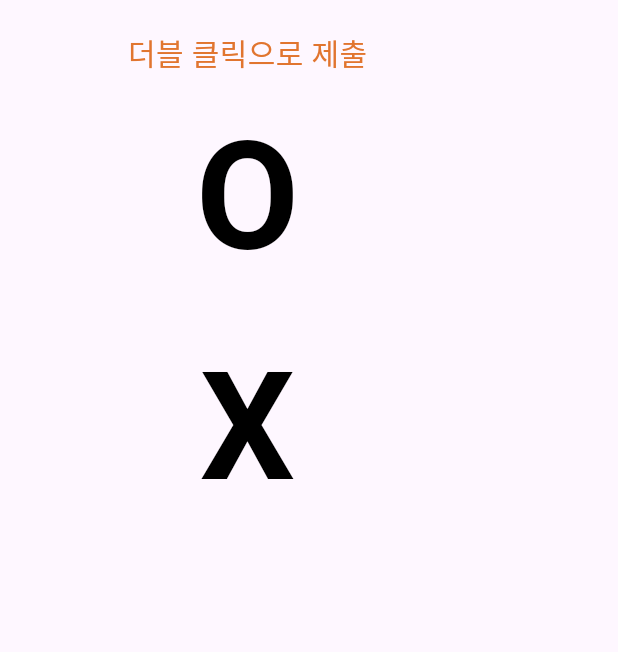
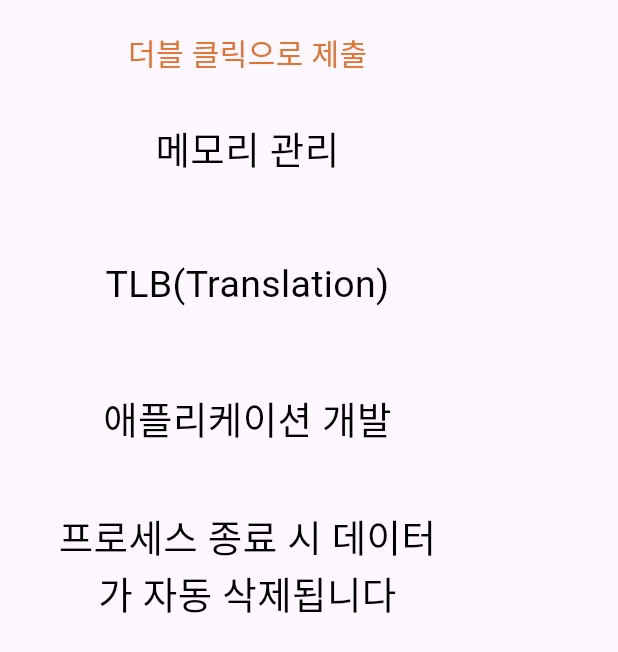
Before and after one commit to CSOneCup/CsOneCup-client, a Flutter app: the QuizpageAnswerlist widget shown alone on an empty page, opened directly, on a phone screen of 412 x 824 dp. Shown: the top 652 px of the screen. Run offline on Flutter 3.47's test engine with Material 3 defaults, Android fonts, the phone set to English and light mode, and no system bars; our stand-ins replace flip_card.

Commit message:
update : 레이아웃 약간 변경

```diff
--- a/lib/features/quiz/quizepage.dart
+++ b/lib/features/quiz/quizepage.dart
@@ -74,7 +74,12 @@ class _QuizPageState extends State<QuizPage> {
             ),
             const Center(
               child: QuizpageAnswerlist(
-                answerList: ['O', 'X'],
+                answerList: [
+                  '메모리 관리',
+                  'TLB(Translation)',
+                  '애플리케이션 개발',
+                  '프로세스 종료 시 데이터가 자동 삭제됩니다',
+                ],
               ),
             ),
             const Center(
--- a/lib/features/quiz/quizpage_answerlist.dart
+++ b/lib/features/quiz/quizpage_answerlist.dart
@@ -16,7 +16,7 @@ class QuizpageAnswerlist extends StatefulWidget {
 class _QuizpageAnswerlistState extends State<QuizpageAnswerlist> {
   String selectedAnswer = '';
   final double _answerAreaWidth = 330; //카드 사이즈 맞춤
-  final double _answerAreaHeight = 400; //카드 사이즈 맞춤
+  final double _answerAreaHeight = 430; //카드 사이즈 맞춤
   late double _answerBoxMinHeight;
   late double _answerFontSize;
   late FontWeight _answerFontWeight;
@@ -31,7 +31,7 @@ class _QuizpageAnswerlistState extends State<QuizpageAnswerlist> {
       _answerFontWeight = FontWeight.bold;
     } else {
       _answerBoxMinHeight = 80;
-      _answerFontSize = 30;
+      _answerFontSize = 25;
       _answerFontWeight = FontWeight.normal;
     }
     super.initState();
@@ -76,12 +76,14 @@ class _QuizpageAnswerlistState extends State<QuizpageAnswerlist> {
                             : BoxDecoration(
                                 color: AppColors.mainDeepOrange.withOpacity(0),
                               ),
-                        child: Align(
-                          alignment: Alignment.center,
-                          child: Padding(
-                            padding: const EdgeInsets.symmetric(horizontal: 20),
+                        child: Padding(
+                          padding: const EdgeInsets.symmetric(
+                              horizontal: 30, vertical: 10),
+                          child: Align(
+                            alignment: Alignment.center,
                             child: Text(
                               widget._answerList[index],
+                              textAlign: TextAlign.center,
                               style: TextStyle(
                                 fontSize: _answerFontSize,
                                 fontWeight: _answerFontWeight,
```
